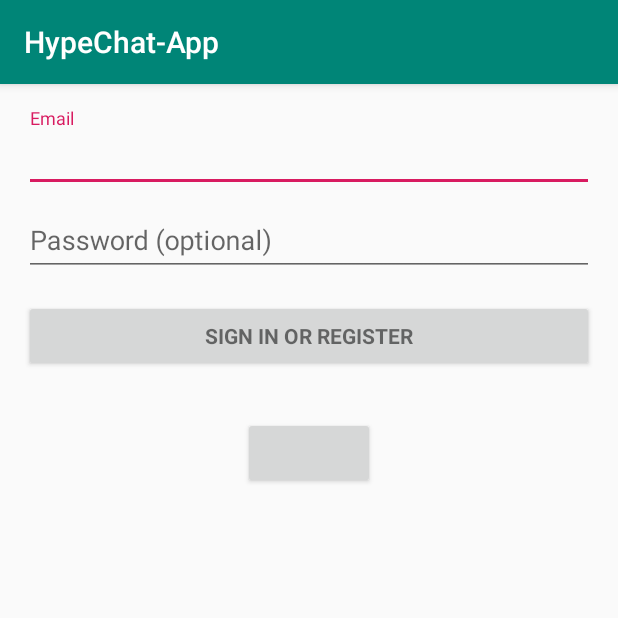
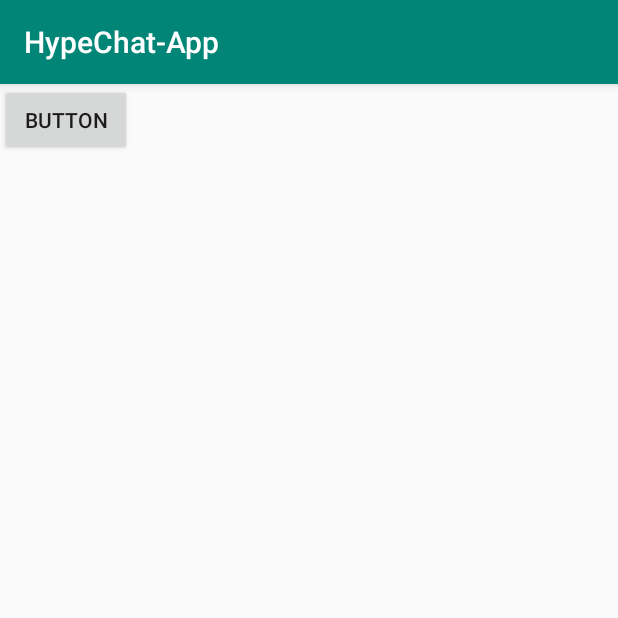
Before and after one commit to taller-ii-grupo-2/android-client, an Android app: the screen it shows after launch (LoginActivity before the commit, OrganizationSelectionActivity after it), on a phone screen of 412 x 824 dp, the top half of it. Run offline under Robolectric (Android 15) with nearby library versions, the phone set to English and light mode, and no system bars; libraries missing offline, so code that uses them is left out: com.github.nkzawa.socketio; plain views replace LoginButton; 2 statements that could not run were skipped.

```diff
--- a/HypeChatApp/app/build.gradle
+++ b/HypeChatApp/app/build.gradle
@@ -40,5 +40,5 @@ dependencies {
 
     // external libraries
     implementation 'com.squareup.okhttp3:okhttp:3.14.0'
-
+    implementation 'com.github.nkzawa:socket.io-client:0.5.0'
 }
--- /dev/null
+++ b/HypeChatApp/app/src/main/java/com/fiuba/hypechat_app/OrganizationSelectionActivity.kt
@@ -0,0 +1,27 @@
+package com.fiuba.hypechat_app
+
+import android.content.Intent
+import android.support.v7.app.AppCompatActivity
+import android.os.Bundle
+import android.widget.Button
+import kotlinx.android.synthetic.main.activity_organization_selection.*
+
+class OrganizationSelectionActivity : AppCompatActivity() {
+    private val SERVER_URL = "http://192.168.100.105:5000/" //TODO put correct address for production.
+
+
+    override fun onCreate(savedInstanceState: Bundle?) {
+        super.onCreate(savedInstanceState)
+        setContentView(R.layout.activity_organization_selection)
+        SocketHandler.setSocket(SERVER_URL)
+
+        val btnToChat = findViewById(R.id.btnGotoChat) as Button
+        btnGotoChat.setOnClickListener{
+            changeViewToChat()
+        }
+    }
+
+    private fun changeViewToChat() {
+        startActivity(Intent(this,ChatActivity::class.java))
+    }
+}
--- /dev/null
+++ b/HypeChatApp/app/src/main/java/com/fiuba/hypechat_app/SocketHandler.kt
@@ -0,0 +1,24 @@
+package com.fiuba.hypechat_app
+
+import com.github.nkzawa.socketio.client.IO;
+import com.github.nkzawa.socketio.client.Socket;
+import java.util.*
+
+/* object como version Kotlin de class con metodos static. */
+object SocketHandler {
+    private var socket: Socket? = null
+
+    /*
+     * Para entender en @Synchronized: https://kotlinlang.org/api/latest/jvm/stdlib/kotlin.jvm/-synchronized/
+     */
+    @Synchronized
+    fun setSocket(url: String) {
+        this.socket = IO.socket(url)
+        socket?.connect()
+    }
+
+    @Synchronized
+    fun send(msg: String) {
+        socket?.send(msg)
+    }
+}
--- /dev/null
+++ b/HypeChatApp/app/src/main/res/layout/activity_organization_selection.xml
@@ -0,0 +1,15 @@
+<?xml version="1.0" encoding="utf-8"?>
+<android.support.constraint.ConstraintLayout
+        xmlns:android="http://schemas.android.com/apk/res/android"
+        xmlns:tools="http://schemas.android.com/tools"
+        xmlns:app="http://schemas.android.com/apk/res-auto"
+        android:layout_width="match_parent"
+        android:layout_height="match_parent"
+        tools:context=".OrganizationSelectionActivity">
+
+    <Button
+            android:text="Button"
+            android:layout_width="wrap_content"
+            android:layout_height="wrap_content" tools:layout_editor_absoluteY="341dp"
+            tools:layout_editor_absoluteX="161dp" android:id="@+id/btnGotoChat"/>
+</android.support.constraint.ConstraintLayout>
--- a/HypeChatApp/app/src/main/res/values/strings.xml
+++ b/HypeChatApp/app/src/main/res/values/strings.xml
@@ -11,5 +11,6 @@
     <string name="error_incorrect_password">This password is incorrect</string>
     <string name="error_field_required">This field is required</string>
     <string name="permission_rationale">"Contacts permissions are needed for providing email completions."</string>
-    <string name="facebook_app_id">424646414962509</string> <string name="fb_login_protocol_scheme">fb424646414962509</string>
+    <string name="facebook_app_id">424646414962509</string>
+    <string name="fb_login_protocol_scheme">fb424646414962509</string>
 </resources>
```
Also changed, not shown: HypeChatApp/app/src/main/AndroidManifest.xml (+29 -6 lines), HypeChatApp/app/src/main/java/com/fiuba/hypechat_app/ChatActivity.kt (added, +14 -0 lines), HypeChatApp/app/src/main/res/layout/activity_chat.xml (added, +10 -0 lines), 1 other file.
